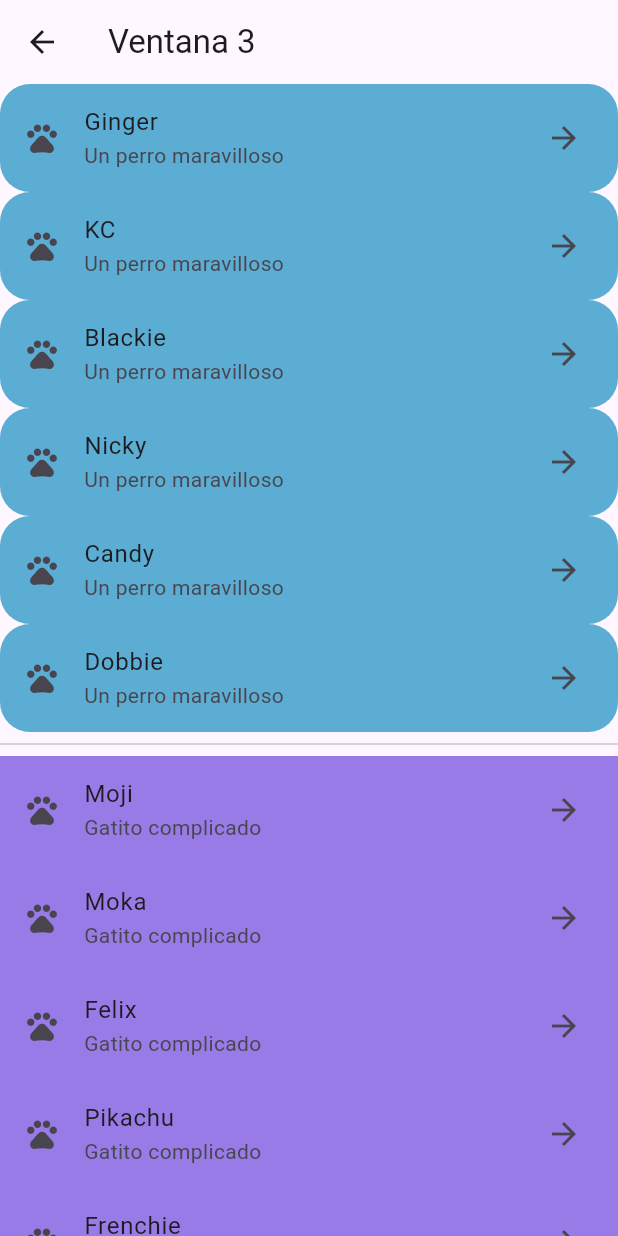
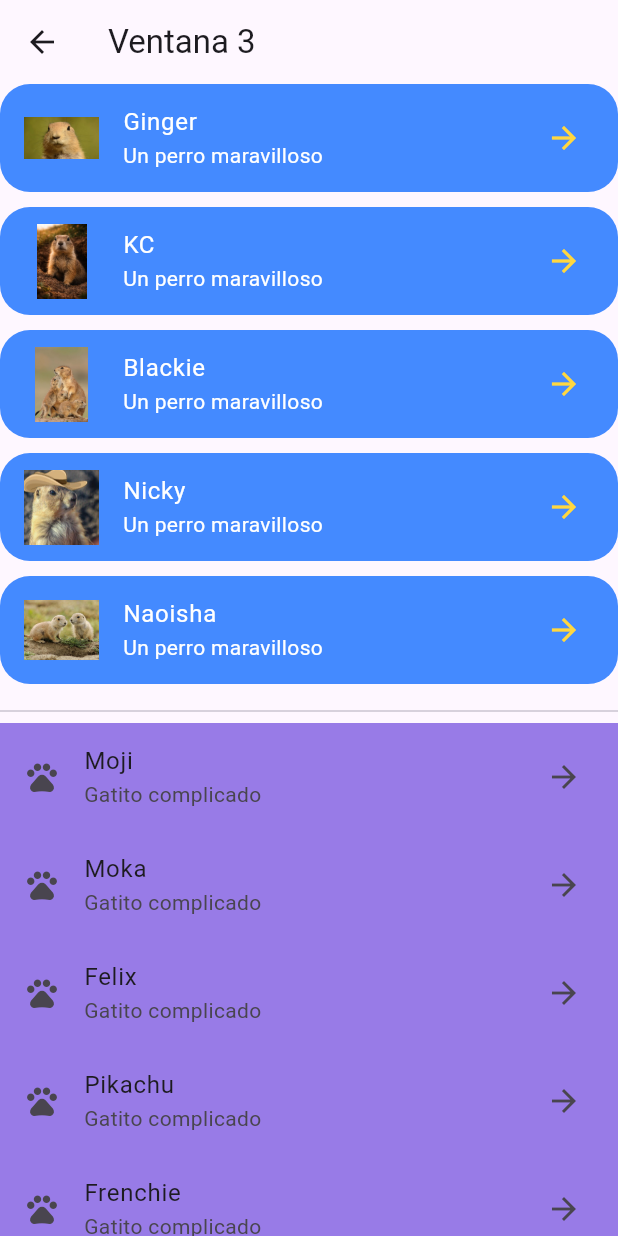
Before and after one commit to JulioCesar10-git/elemento4a26, a Flutter app: the Screen3 screen opened directly, on a phone screen of 412 x 824 dp. Run offline on Flutter 3.47's test engine with Material 3 defaults, Android fonts, the phone set to English and light mode, and no system bars.

Commit message:
Metodo para crear un ListTile con separacion

```diff
--- a/lib/screens/screen3.dart
+++ b/lib/screens/screen3.dart
@@ -3,7 +3,13 @@ import 'package:flutter/material.dart';
 class Screen3 extends StatelessWidget {
   const Screen3({super.key});
 
-  final dogs = const ['Ginger', 'KC', 'Blackie', 'Nicky', 'Candy', 'Dobbie'];
+  final Map<String, String> perros = const {
+    'Ginger': 'assets/imgs/perrito.png',
+    'KC': 'assets/imgs/perrito1.png',
+    'Blackie': 'assets/imgs/perrito2.png',
+    'Nicky': 'assets/imgs/perrito3.png',
+    'Naoisha': 'assets/imgs/perrito4.png',
+  };
 
   final cats = const ['Moji', 'Moka', 'Felix', 'Pikachu', 'Frenchie'];
 
@@ -13,18 +19,16 @@ class Screen3 extends StatelessWidget {
       appBar: AppBar(title: Text('Ventana 3')),
       body: ListView(
         children: [
-          ...dogs.map(
-            (dog) => ListTile(
-              leading: Icon(Icons.pets_rounded),
-              title: Text(dog),
-              subtitle: Text('Un perro maravilloso'),
-              trailing: Icon(Icons.arrow_forward),
-              tileColor: const Color.fromARGB(255, 91, 173, 211),
-              shape: RoundedRectangleBorder(
-                borderRadius: BorderRadius.circular(20),
-              ),
-            ),
-          ),
+          ...perros.entries.map((perro) {
+            return _titleDog(
+              perro.key,
+              perro.value,
+              Colors.blueAccent,
+              Colors.amberAccent,
+              Colors.white,
+            );
+          }),
+
           Divider(),
 
           ...cats.map(
@@ -40,4 +44,25 @@ class Screen3 extends StatelessWidget {
       ),
     );
   }
+
+  Widget _titleDog(
+    String dogName,
+    String dogImage,
+    Color tileColor,
+    Color iconColor,
+    Color textColor,
+  ) {
+    final tile = ListTile(
+      leading: Image.asset(dogImage, width: 50, height: 50),
+      title: Text(dogName),
+      subtitle: Text('Un perro maravilloso'),
+      trailing: Icon(Icons.arrow_forward),
+      tileColor: tileColor,
+      iconColor: iconColor,
+      textColor: textColor,
+      shape: RoundedRectangleBorder(borderRadius: BorderRadius.circular(20)),
+    );
+    final espacio = SizedBox(height: 10);
+    return Column(children: [tile, espacio]);
+  }
 }
--- a/pubspec.yaml
+++ b/pubspec.yaml
@@ -23,3 +23,8 @@ flutter:
     - assets/imgs/nutria.jpg
     - assets/imgs/nutria2.jpg
     - assets/imgs/nutria3.jpg
+    - assets/imgs/perrito.png
+    - assets/imgs/perrito1.png
+    - assets/imgs/perrito2.png
+    - assets/imgs/perrito3.png
+    - assets/imgs/perrito4.png
```
Also changed, not shown: assets/imgs/perrito.png (added), assets/imgs/perrito1.png (added), assets/imgs/perrito2.png (added), assets/imgs/perrito3.png (added), assets/imgs/perrito4.png (added).
